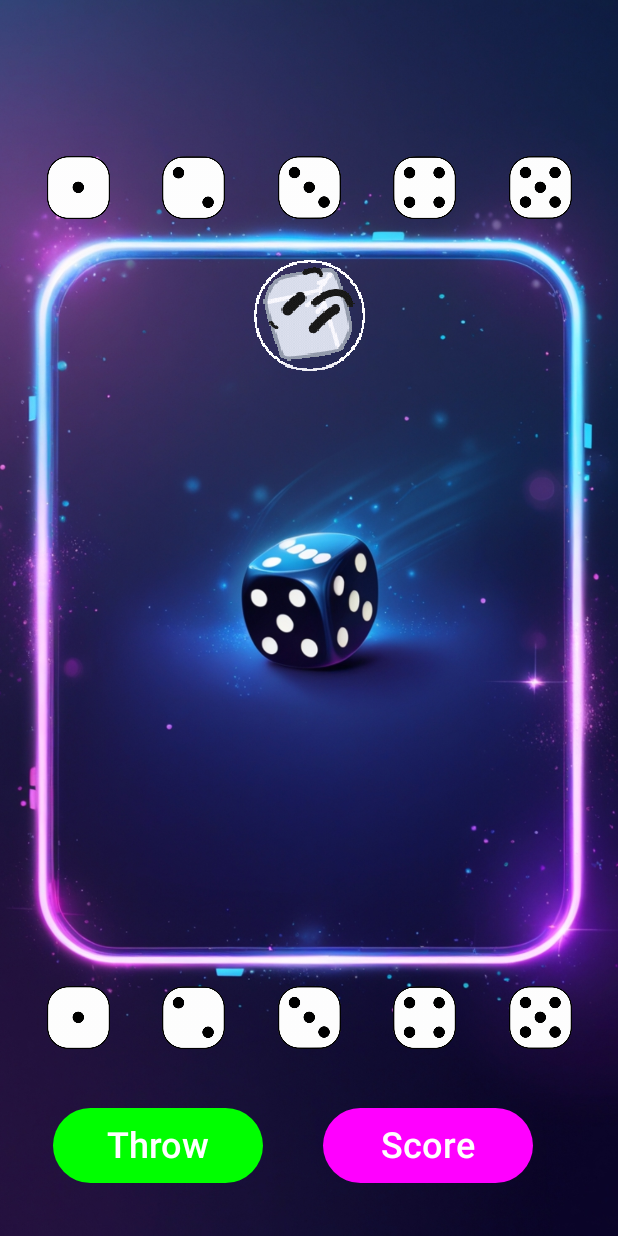
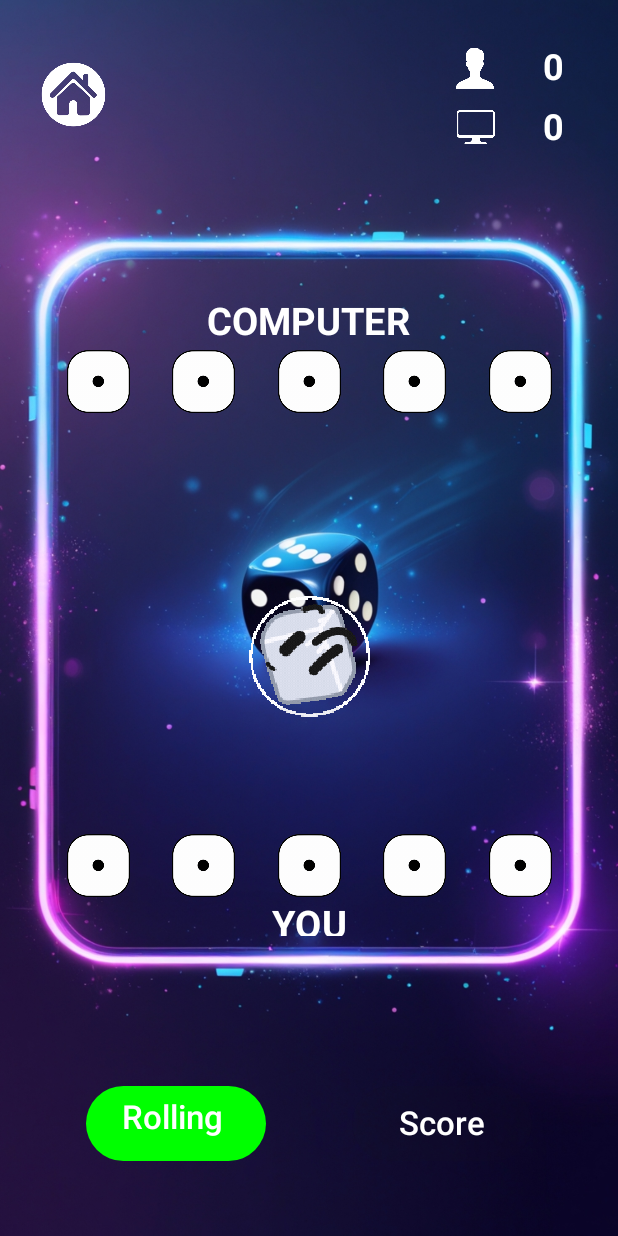
Before and after one commit to pathumWikasitha/Dice_game, an Android app built with Jetpack Compose: the screen it shows after launch (MainActivity), after a tap on "Throw", on a phone screen of 412 x 824 dp. Run offline under Robolectric (Android 15) with nearby library versions, the phone set to English and light mode, and no system bars; 2 other taps on this screen came first.

Commit message:
added score updation

```diff
--- a/app/src/main/java/com/example/dicenew/MainActivity.kt
+++ b/app/src/main/java/com/example/dicenew/MainActivity.kt
@@ -5,6 +5,7 @@ import android.graphics.ImageDecoder
 import android.graphics.drawable.Animatable2
 import android.graphics.drawable.AnimatedImageDrawable
 import android.graphics.drawable.Drawable
+import android.media.MediaPlayer
 import android.os.Bundle
 import android.widget.ImageView
 import androidx.activity.ComponentActivity
@@ -32,6 +33,7 @@ import androidx.compose.material3.TextButton
 import androidx.compose.runtime.Composable
 import androidx.compose.runtime.LaunchedEffect
 import androidx.compose.runtime.getValue
+import androidx.compose.runtime.mutableIntStateOf
 import androidx.compose.runtime.mutableStateOf
 import androidx.compose.runtime.remember
 import androidx.compose.runtime.setValue
@@ -100,7 +102,7 @@ fun HomeScreen(onPlayClick: () -> Unit) {
         Spacer(modifier = Modifier.weight(1f))
 
         Button(
-            onClick = { onPlayClick() }, // Now updates showHomeScreen
+            onClick = { onPlayClick() },
             modifier = Modifier
                 .width(140.dp)
                 .height(50.dp),
@@ -140,6 +142,11 @@ fun HomeScreen(onPlayClick: () -> Unit) {
 @Composable
 fun GameScreen() {
     var showDiesThrow by remember { mutableStateOf(false) }
+    var userDiceResults by remember { mutableStateOf(List(5) { 1 }) }
+    var computerDiceResults by remember { mutableStateOf(List(5) { 1 }) }
+    var userScore by remember { mutableIntStateOf(0) }
+    var computerScore by remember { mutableIntStateOf(0) }
+    var isScoreButtonEnabled by remember { mutableStateOf(false) }
 
     Image(
         painter = painterResource(id = R.drawable.screen2_bg),
@@ -147,132 +154,218 @@ fun GameScreen() {
         contentScale = ContentScale.Crop,
         modifier = Modifier.fillMaxSize()
     )
+
     Column(
         modifier = Modifier
-            .fillMaxSize(),
-        horizontalAlignment = Alignment.CenterHorizontally,
-        verticalArrangement = Arrangement.Center,
-    ) {
-        Column(
+            .fillMaxSize()
+            .padding(top = 30.dp),
         horizontalAlignment = Alignment.CenterHorizontally,
         verticalArrangement = Arrangement.Center
     ) {
-            Spacer(modifier = Modifier.height(100.dp))
         Row(
-                modifier = Modifier.fillMaxWidth(),
-                horizontalArrangement = Arrangement.SpaceEvenly,
-                verticalAlignment = Alignment.CenterVertically
+            modifier = Modifier
+                .fillMaxWidth()
+                .height(150.dp),
+            horizontalArrangement = Arrangement.SpaceBetween,
+            verticalAlignment = Alignment.Top,
+        ) {
+            Column {
+                Button(
+                    onClick = {},
+                    colors = ButtonDefaults.buttonColors(containerColor = Color.Transparent),
+                ) {
+
+                    Image(
+                        modifier = Modifier.size(50.dp),
+                        painter = painterResource(R.drawable.home),
+                        contentDescription = "Home Button"
+                    )
+                }
+            }
+
+            Column {
+                Row(
+                    verticalAlignment = Alignment.CenterVertically,
+                    horizontalArrangement = Arrangement.SpaceBetween,
                 ) {
                     Image(
-                    painter = painterResource(id = R.drawable.dice_1),
-                    contentDescription = "Dice 1",
-                    modifier = Modifier.size(50.dp)
+                        modifier = Modifier
+                            .size(30.dp),
+                        painter = painterResource(R.drawable.user),
+                        contentDescription = "User Icon"
                     )
-                Image(
-                    painter = painterResource(id = R.drawable.dice_2),
-                    contentDescription = "Dice 2",
-                    modifier = Modifier.size(50.dp)
-                )
-                Image(
-                    painter = painterResource(id = R.drawable.dice_3),
-                    contentDescription = "Dice 3",
-                    modifier = Modifier.size(50.dp)
-                )
-                Image(
-                    painter = painterResource(id = R.drawable.dice_4),
-                    contentDescription = "Dice 4",
-                    modifier = Modifier.size(50.dp)
-                )
-                Image(
-                    painter = painterResource(id = R.drawable.dice_5),
-                    contentDescription = "Dice 5",
-                    modifier = Modifier.size(50.dp)
-                )
-            }
-            if (showDiesThrow) {
-                GifImageOnce(
-                    gifResId = R.drawable.dice_roll,
-                    modifier = Modifier.size(120.dp),
+                    Spacer(modifier = Modifier.width(30.dp))
+                    Column(
+                        modifier = Modifier.width(50.dp)
+                    ) {
+                        Text(
+                            text = "$userScore",
+                            style = TextStyle(fontSize = 24.sp, fontWeight = FontWeight.Bold),
+                            color = Color.White
                         )
                     }
 
                 }
 
+                Spacer(modifier = Modifier.height(10.dp))
+                Row(
+                    verticalAlignment = Alignment.CenterVertically,
+                    horizontalArrangement = Arrangement.SpaceBetween,
+                ) {
+                    Image(
+                        modifier = Modifier
+                            .size(30.dp),
+                        painter = painterResource(R.drawable.computer),
+                        contentDescription = "Computer Icon"
+                    )
+                    Spacer(modifier = Modifier.width(30.dp))
+                    Column(
+                        modifier = Modifier.width(50.dp)
+                    ) {
+                        Text(
+                            text = "$computerScore",
+                            style = TextStyle(fontSize = 24.sp, fontWeight = FontWeight.Bold),
+                            color = Color.White
+                        )
+                    }
 
-        Spacer(modifier = Modifier.weight(1f))
-        Column {
+                }
+
+            }
+
+        }
+
+        Spacer(modifier = Modifier.height(20.dp))
+        Box(
+            modifier = Modifier
+                .fillMaxWidth()
+                .weight(1f),
+            contentAlignment = Alignment.TopEnd
+        ) {
+            Column(horizontalAlignment = Alignment.CenterHorizontally) {
+                Text(
+                    text = "COMPUTER",
+                    fontSize = 25.sp,
+                    color = Color.White,
+                    fontWeight = FontWeight.Bold
+                )
+                Row(
+                    modifier = Modifier
+                        .fillMaxWidth()
+                        .padding(horizontal = 20.dp),
+                    horizontalArrangement = Arrangement.SpaceEvenly
+                ) {
+                    computerDiceResults.forEach { diceValue ->
+                        Image(
+                            painter = painterResource(id = getDiceDrawable(diceValue)),
+                            contentDescription = "Dice $diceValue",
+                            modifier = Modifier.size(50.dp)
+                        )
+                    }
+                }
+            }
+        }
+
+        // ANIMATION SECTION
+        Box(
+            modifier = Modifier
+                .fillMaxWidth()
+                .size(180.dp)
+                .padding(bottom = 50.dp),
+            contentAlignment = Alignment.Center,
+        ) {
+            if (showDiesThrow) {
+                GifImageOnce(
+                    gifResId = R.drawable.dice_roll,
+                    modifier = Modifier.size(200.dp),
+                    onGifEnd = {
+                        showDiesThrow = false
+                        userDiceResults = List(5) { (1..6).random() }
+                        isScoreButtonEnabled = true
+                    }
+                )
+            }
+        }
+
+        Box(
+            modifier = Modifier
+                .fillMaxWidth()
+                .weight(1f)
+                .padding(bottom = 100.dp),
+            contentAlignment = Alignment.Center
+        ) {
+            Column(horizontalAlignment = Alignment.CenterHorizontally) {
 
                 Row(
-                modifier = Modifier.fillMaxWidth(),
-                horizontalArrangement = Arrangement.SpaceEvenly,
-                verticalAlignment = Alignment.CenterVertically
+                    modifier = Modifier
+                        .fillMaxWidth()
+                        .padding(horizontal = 20.dp),
+                    horizontalArrangement = Arrangement.SpaceEvenly
                 ) {
+                    userDiceResults.forEach { diceValue ->
                         Image(
-                    painter = painterResource(id = R.drawable.dice_1),
-                    contentDescription = "Dice 1",
-                    modifier = Modifier.size(50.dp)
-                )
-                Image(
-                    painter = painterResource(id = R.drawable.dice_2),
-                    contentDescription = "Dice 2",
-                    modifier = Modifier.size(50.dp)
-                )
-                Image(
-                    painter = painterResource(id = R.drawable.dice_3),
-                    contentDescription = "Dice 3",
-                    modifier = Modifier.size(50.dp)
-                )
-                Image(
-                    painter = painterResource(id = R.drawable.dice_4),
-                    contentDescription = "Dice 4",
-                    modifier = Modifier.size(50.dp)
-                )
-                Image(
-                    painter = painterResource(id = R.drawable.dice_5),
-                    contentDescription = "Dice 5",
+                            painter = painterResource(id = getDiceDrawable(diceValue)),
+                            contentDescription = "Dice $diceValue",
                             modifier = Modifier.size(50.dp)
                         )
                     }
 
                 }
+                Text(
+                    text = "YOU",
+                    fontSize = 25.sp,
+                    color = Color.White,
+                    fontWeight = FontWeight.Bold,
+                )
+            }
+        }
 
+        // BUTTON SECTION
         Row(
             modifier = Modifier
                 .fillMaxWidth()
-                .padding(35.dp)
+                .padding(bottom = 50.dp),
+            horizontalArrangement = Arrangement.SpaceEvenly
+
         ) {
             Button(
                 onClick = {
                     showDiesThrow = true
                 },
                 modifier = Modifier
-                    .width(140.dp)
+                    .width(120.dp)
                     .height(50.dp),
                 colors = ButtonDefaults.buttonColors(containerColor = Color.Green)
             ) {
                 Text(
-                    "Throw",
+                    text = if (showDiesThrow) "Rolling..." else "Throw",
                     color = Color.White,
-                    style = TextStyle(fontSize = 24.sp, fontWeight = FontWeight.Medium)
+                    style = TextStyle(fontSize = 22.sp, fontWeight = FontWeight.Medium)
                 )
             }
-            Spacer(modifier = Modifier.padding(20.dp))
             Button(
-                onClick = { },
+                onClick = {
+                    userScore += userDiceResults.sum()
+                    isScoreButtonEnabled = false
+                    computerDiceResults = List(5) { (1..6).random() }
+                    computerScore += computerDiceResults.sum()
+                },
                 modifier = Modifier
-                    .width(140.dp)
+                    .width(120.dp)
                     .height(50.dp),
-                colors = ButtonDefaults.buttonColors(containerColor = Color.Magenta)
+                colors = ButtonDefaults.buttonColors(containerColor = Color.Magenta),
+                enabled = isScoreButtonEnabled
             ) {
                 Text(
                     "Score",
                     color = Color.White,
-                    style = TextStyle(fontSize = 24.sp, fontWeight = FontWeight.Medium)
+                    style = TextStyle(fontSize = 22.sp, fontWeight = FontWeight.Medium)
                 )
             }
         }
     }
 }
+
 
 @Composable
 fun AboutDialogBox(onDismiss: () -> Unit) {
@@ -302,31 +395,48 @@ fun AboutDialogBox(onDismiss: () -> Unit) {
 
 @SuppressLint("ResourceType")
 @Composable
-fun GifImageOnce(@DrawableRes gifResId: Int, modifier: Modifier = Modifier) {
+fun GifImageOnce(@DrawableRes gifResId: Int, modifier: Modifier = Modifier, onGifEnd: () -> Unit) {
     val context = LocalContext.current
     val imageView = remember { ImageView(context) }
-    var isPlayed by remember { mutableStateOf(false) }
 
     LaunchedEffect(gifResId) {
         val inputStream: InputStream = context.resources.openRawResource(gifResId)
         val source = ImageDecoder.createSource(inputStream.readBytes())
         val drawable: Drawable = ImageDecoder.decodeDrawable(source)
 
+        // Load and prepare the sound
+        val diceRollSound: MediaPlayer = MediaPlayer.create(context, R.raw.dice_rolling)
+
         if (drawable is AnimatedImageDrawable) {
-            drawable.repeatCount = 1  // Play GIF once
+            drawable.repeatCount = 0  // Play GIF once
+            diceRollSound.start()
             drawable.start()
             imageView.setImageDrawable(drawable)
 
-            // Stop after duration
+            // Handle animation end
             drawable.registerAnimationCallback(object : Animatable2.AnimationCallback() {
                 override fun onAnimationEnd(drawable: Drawable?) {
-                    isPlayed = true
+                    onGifEnd() // Call the callback when finished
                 }
             })
+
+            // Release sound resources after completion
+            diceRollSound.setOnCompletionListener {
+                it.release()
+            }
         }
     }
 
-    if (!isPlayed) {
     AndroidView(factory = { imageView }, modifier = modifier)
 }
+
+fun getDiceDrawable(value: Int): Int {
+    return when (value) {
+        1 -> R.drawable.dice_1
+        2 -> R.drawable.dice_2
+        3 -> R.drawable.dice_3
+        4 -> R.drawable.dice_4
+        5 -> R.drawable.dice_5
+        else -> R.drawable.dice_6
     }
+}
```
Also changed, not shown: app/src/main/res/drawable/computer.png, app/src/main/res/drawable/home.png, app/src/main/res/drawable/user.png. Lines whose indentation alone changed are shown as unchanged.
